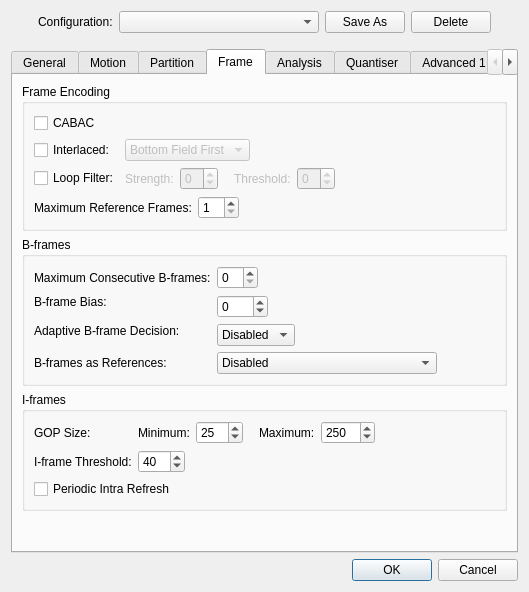
Above: branches/avidemux_2.5_branch_gruntster/plugins/ADM_videoEncoder/ADM_vidEnc_x264/qt4/x264ConfigDialog.ui from BackupTheBerlios/avidemux-svn before the change. Below: the same form after it.
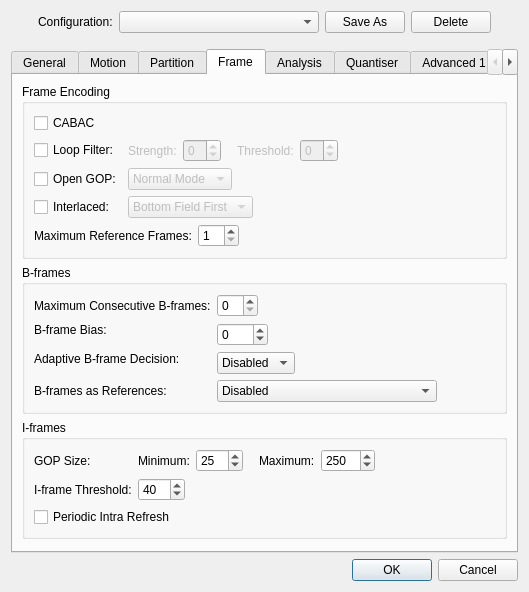
That is the form after the change. The open tabs and pages were chosen to show the change.

Commit message: [x264] open gop support

The edit to the form file:
```diff
--- a/branches/avidemux_2.5_branch_gruntster/plugins/ADM_videoEncoder/ADM_vidEnc_x264/qt4/x264ConfigDialog.ui
+++ b/branches/avidemux_2.5_branch_gruntster/plugins/ADM_videoEncoder/ADM_vidEnc_x264/qt4/x264ConfigDialog.ui
@@ -1368,59 +1368,13 @@
           <item>
            <layout class="QGridLayout" name="gridLayout_2">
             <item row="0" column="0">
-             <widget class="QCheckBox" name="interlacedCheckBox">
-              <property name="text">
-               <string>Interlaced:</string>
-              </property>
-             </widget>
-            </item>
-            <item row="0" column="1">
-             <layout class="QHBoxLayout" name="horizontalLayout">
-              <item>
-               <widget class="QComboBox" name="interlacedComboBox">
-                <property name="enabled">
-                 <bool>false</bool>
-                </property>
-                <item>
-                 <property name="text">
-                  <string>Bottom Field First</string>
-                 </property>
-                </item>
-                <item>
-                 <property name="text">
-                  <string>Top Field First</string>
-                 </property>
-                </item>
-                <item>
-                 <property name="text">
-                  <string>Fake Interlaced</string>
-                 </property>
-                </item>
-               </widget>
-              </item>
-              <item>
-               <spacer name="horizontalSpacer_2">
-                <property name="orientation">
-                 <enum>Qt::Horizontal</enum>
-                </property>
-                <property name="sizeHint" stdset="0">
-                 <size>
-                  <width>40</width>
-                  <height>20</height>
-                 </size>
-                </property>
-               </spacer>
-              </item>
-             </layout>
-            </item>
-            <item row="1" column="0">
              <widget class="QCheckBox" name="loopFilterCheckBox">
               <property name="text">
                <string>Loop Filter:</string>
               </property>
              </widget>
             </item>
-            <item row="1" column="1">
+            <item row="0" column="1">
              <layout class="QHBoxLayout">
               <property name="spacing">
                <number>6</number>
@@ -1505,6 +1459,93 @@
               </item>
              </layout>
             </item>
+            <item row="1" column="0">
+             <widget class="QCheckBox" name="openGopCheckBox">
+              <property name="text">
+               <string>Open GOP:</string>
+              </property>
+             </widget>
+            </item>
+            <item row="1" column="1">
+             <layout class="QHBoxLayout" name="horizontalLayout_4">
+              <item>
+               <widget class="QComboBox" name="openGopComboBox">
+                <property name="enabled">
+                 <bool>false</bool>
+                </property>
+                <item>
+                 <property name="text">
+                  <string>Normal Mode</string>
+                 </property>
+                </item>
+                <item>
+                 <property name="text">
+                  <string>Blu-ray Mode</string>
+                 </property>
+                </item>
+               </widget>
+              </item>
+              <item>
+               <spacer name="horizontalSpacer_5">
+                <property name="orientation">
+                 <enum>Qt::Horizontal</enum>
+                </property>
+                <property name="sizeHint" stdset="0">
+                 <size>
+                  <width>40</width>
+                  <height>20</height>
+                 </size>
+                </property>
+               </spacer>
+              </item>
+             </layout>
+            </item>
+            <item row="2" column="0">
+             <widget class="QCheckBox" name="interlacedCheckBox">
+              <property name="text">
+               <string>Interlaced:</string>
+              </property>
+             </widget>
+            </item>
+            <item row="2" column="1">
+             <layout class="QHBoxLayout" name="horizontalLayout">
+              <item>
+               <widget class="QComboBox" name="interlacedComboBox">
+                <property name="enabled">
+                 <bool>false</bool>
+                </property>
+                <item>
+                 <property name="text">
+                  <string>Bottom Field First</string>
+                 </property>
+                </item>
+                <item>
+                 <property name="text">
+                  <string>Top Field First</string>
+                 </property>
+                </item>
+                <item>
+                 <property name="text">
+                  <string>Fake Interlaced</string>
+                 </property>
+                </item>
+               </widget>
+              </item>
+              <item>
+               <spacer name="horizontalSpacer_2">
+                <property name="orientation">
+                 <enum>Qt::Horizontal</enum>
+                </property>
+                <property name="sizeHint" stdset="0">
+                 <size>
+                  <width>40</width>
+                  <height>20</height>
+                 </size>
+                </property>
+               </spacer>
+              </item>
+             </layout>
+            </item>
            </layout>
           </item>
           <item>
```
Left out of the diff: 25 changed lines with no effect on the pictures. The commit also changes 5 other files.
